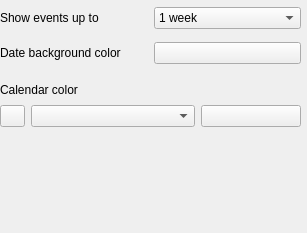
This is calendar/src/agendaconfig.ui in KDE/akonadi-google-applets as Qt 5 draws it before an edit. The edited form follows.
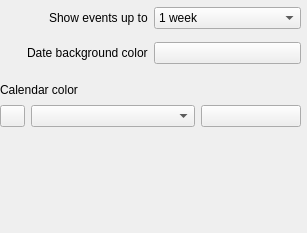
This is the edited form. Custom widgets are drawn as their Qt base class.

Commit message: Some design changes in configuration dialog

The edit to the form file:
```diff
--- a/calendar/src/agendaconfig.ui
+++ b/calendar/src/agendaconfig.ui
@@ -20,7 +20,7 @@
     </rect>
    </property>
    <layout class="QGridLayout" name="gridLayout">
-    <item row="0" column="0">
+    <item row="0" column="0" alignment="Qt::AlignRight">
      <widget class="QLabel" name="label">
       <property name="text">
        <string>Show events up to</string>
@@ -51,7 +51,7 @@
       </item>
      </widget>
     </item>
-    <item row="1" column="0">
+    <item row="1" column="0" alignment="Qt::AlignRight">
      <widget class="QLabel" name="label_2">
       <property name="text">
        <string>Date background color</string>
@@ -71,7 +71,7 @@
     </item>
    </layout>
   </widget>
-  <widget class="QWidget" name="">
+  <widget class="QWidget" name="layoutWidget">
    <property name="geometry">
     <rect>
      <x>0</x>
@@ -81,7 +81,7 @@
     </rect>
    </property>
    <layout class="QVBoxLayout" name="verticalLayout">
-    <item>
+    <item alignment="Qt::AlignLeft">
      <widget class="QLabel" name="label_3">
       <property name="text">
        <string>Calendar color</string>
```
The commit also changes 4 other files.
